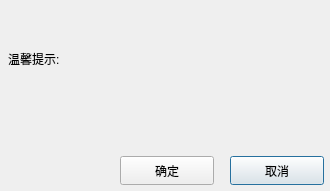
Qt form src/fcitxwarndialog.ui (UbuntuKylin/youker-assistant) before a commit.
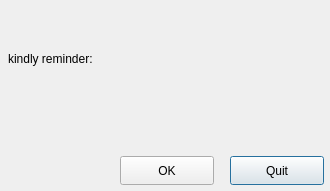
The same form after that commit. Icons and pictures are not drawn.

Diff of the .ui file:
```diff
--- a/src/fcitxwarndialog.ui
+++ b/src/fcitxwarndialog.ui
@@ -27,7 +27,7 @@
 font: 11pt &quot;文泉驿微米黑&quot;;</string>
    </property>
    <property name="text">
-    <string>取消</string>
+    <string>Quit</string>
    </property>
   </widget>
   <widget class="QPushButton" name="okButton">
@@ -44,7 +44,7 @@
 font: 11pt &quot;文泉驿微米黑&quot;;</string>
    </property>
    <property name="text">
-    <string>确定</string>
+    <string>OK</string>
    </property>
   </widget>
   <widget class="QLabel" name="btn_close">
@@ -70,7 +70,7 @@
     </rect>
    </property>
    <property name="text">
-    <string>温馨提示:</string>
+    <string>&lt;html&gt;&lt;head/&gt;&lt;body&gt;&lt;p&gt;kindly reminder:&lt;/p&gt;&lt;/body&gt;&lt;/html&gt;</string>
    </property>
   </widget>
   <widget class="QFrame" name="frame">
```
